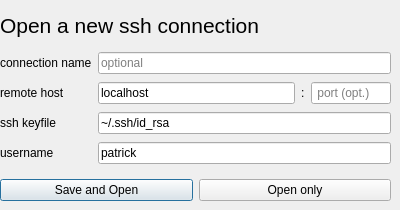
This is ui/connectiondialog.ui in pentix/qjournalctl as Qt 5 draws it before an edit. The edited form follows.
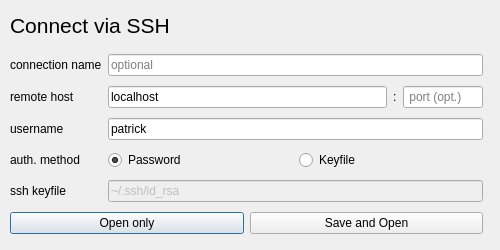
This is the edited form.

Commit message: ConnectionDialog: Restyled Connection Dialog to choose auth method

What changed in the file:
```diff
--- a/ui/connectiondialog.ui
+++ b/ui/connectiondialog.ui
@@ -6,8 +6,8 @@
    <rect>
     <x>0</x>
     <y>0</y>
-    <width>400</width>
-    <height>210</height>
+    <width>500</width>
+    <height>250</height>
    </rect>
   </property>
   <property name="sizePolicy">
@@ -18,14 +18,14 @@
   </property>
   <property name="minimumSize">
    <size>
-    <width>400</width>
-    <height>210</height>
+    <width>500</width>
+    <height>250</height>
    </size>
   </property>
   <property name="maximumSize">
    <size>
-    <width>400</width>
-    <height>210</height>
+    <width>500</width>
+    <height>250</height>
    </size>
   </property>
   <property name="windowTitle">
@@ -34,7 +34,7 @@
   <widget class="QLabel" name="title">
    <property name="geometry">
     <rect>
-     <x>0</x>
+     <x>10</x>
      <y>10</y>
      <width>391</width>
      <height>31</height>
@@ -46,29 +46,19 @@
     </font>
    </property>
    <property name="text">
-    <string>Open a new ssh connection</string>
+    <string>Connect via SSH</string>
    </property>
   </widget>
   <widget class="QWidget" name="gridLayoutWidget">
    <property name="geometry">
     <rect>
-     <x>0</x>
+     <x>10</x>
      <y>50</y>
-     <width>391</width>
-     <height>117</height>
+     <width>473</width>
+     <height>191</height>
     </rect>
    </property>
    <layout class="QGridLayout" name="gridLayout">
-    <item row="1" column="1">
-     <widget class="QLineEdit" name="hostnameLineEdit">
-      <property name="text">
-       <string>localhost</string>
-      </property>
-      <property name="placeholderText">
-       <string>ssh-styled hostname</string>
-      </property>
-     </widget>
-    </item>
     <item row="3" column="1" colspan="3">
      <widget class="QLineEdit" name="usernameLineEdit">
       <property name="text">
@@ -79,7 +69,59 @@
       </property>
      </widget>
     </item>
-    <item row="1" column="3">
+    <item row="1" column="0">
+     <widget class="QLabel" name="label_3">
+      <property name="text">
+       <string>connection name</string>
+      </property>
+     </widget>
+    </item>
+    <item row="3" column="0">
+     <widget class="QLabel" name="label_2">
+      <property name="text">
+       <string>username</string>
+      </property>
+     </widget>
+    </item>
+    <item row="6" column="0" colspan="4">
+     <layout class="QHBoxLayout" name="horizontalLayout">
+      <item>
+       <widget class="QPushButton" name="openButton">
+        <property name="text">
+         <string>Open only</string>
+        </property>
+       </widget>
+      </item>
+      <item>
+       <widget class="QPushButton" name="saveOpenButton">
+        <property name="text">
+         <string>Save and Open</string>
+        </property>
+       </widget>
+      </item>
+     </layout>
+    </item>
+    <item row="5" column="1" colspan="3">
+     <widget class="QLineEdit" name="keyfileLineEdit">
+      <property name="enabled">
+       <bool>false</bool>
+      </property>
+      <property name="text">
+       <string>~/.ssh/id_rsa</string>
+      </property>
+     </widget>
+    </item>
+    <item row="2" column="1">
+     <widget class="QLineEdit" name="hostnameLineEdit">
+      <property name="text">
+       <string>localhost</string>
+      </property>
+      <property name="placeholderText">
+       <string>ssh-styled hostname</string>
+      </property>
+     </widget>
+    </item>
+    <item row="2" column="3">
      <widget class="QLineEdit" name="portLineEdit">
       <property name="sizePolicy">
        <sizepolicy hsizetype="Fixed" vsizetype="Fixed">
@@ -98,7 +140,21 @@
       </property>
      </widget>
     </item>
-    <item row="1" column="2">
+    <item row="1" column="1" colspan="3">
+     <widget class="QLineEdit" name="connectionNameLineEdit">
+      <property name="placeholderText">
+       <string>optional</string>
+      </property>
+     </widget>
+    </item>
+    <item row="5" column="0">
+     <widget class="QLabel" name="label_5">
+      <property name="text">
+       <string>ssh keyfile</string>
+      </property>
+     </widget>
+    </item>
+    <item row="2" column="2">
      <widget class="QLabel" name="label_4">
       <property name="maximumSize">
        <size>
@@ -111,71 +167,38 @@
       </property>
      </widget>
     </item>
-    <item row="0" column="1" colspan="3">
-     <widget class="QLineEdit" name="connectionNameLineEdit">
-      <property name="placeholderText">
-       <string>optional</string>
-      </property>
-     </widget>
-    </item>
-    <item row="0" column="0">
-     <widget class="QLabel" name="label_3">
-      <property name="text">
-       <string>connection name</string>
-      </property>
-     </widget>
-    </item>
-    <item row="1" column="0">
+    <item row="2" column="0">
      <widget class="QLabel" name="label">
       <property name="text">
        <string>remote host</string>
       </property>
      </widget>
     </item>
-    <item row="3" column="0">
-     <widget class="QLabel" name="label_2">
-      <property name="text">
-       <string>username</string>
-      </property>
-     </widget>
+    <item row="4" column="1" colspan="3">
+     <layout class="QHBoxLayout" name="horizontalLayout_2">
+      <item>
+       <widget class="QRadioButton" name="authPasswordRadio">
+        <property name="text">
+         <string>Password</string>
+        </property>
+        <property name="checked">
+         <bool>true</bool>
+        </property>
+       </widget>
+      </item>
+      <item>
+       <widget class="QRadioButton" name="authKeyfileRadio">
+        <property name="text">
+         <string>Keyfile</string>
+        </property>
+       </widget>
+      </item>
+     </layout>
     </item>
-    <item row="2" column="0">
-     <widget class="QLabel" name="label_5">
+    <item row="4" column="0">
+     <widget class="QLabel" name="label_6">
       <property name="text">
-       <string>ssh keyfile</string>
-      </property>
-     </widget>
-    </item>
-    <item row="2" column="1" colspan="3">
-     <widget class="QLineEdit" name="lineEdit">
-      <property name="text">
-       <string>~/.ssh/id_rsa</string>
-      </property>
-     </widget>
-    </item>
-   </layout>
-  </widget>
-  <widget class="QWidget" name="horizontalLayoutWidget">
-   <property name="geometry">
-    <rect>
-     <x>0</x>
-     <y>170</y>
-     <width>391</width>
-     <height>41</height>
-    </rect>
-   </property>
-   <layout class="QHBoxLayout" name="horizontalLayout">
-    <item>
-     <widget class="QPushButton" name="saveOpenButton">
-      <property name="text">
-       <string>Save and Open</string>
-      </property>
-     </widget>
-    </item>
-    <item>
-     <widget class="QPushButton" name="openButton">
-      <property name="text">
-       <string>Open only</string>
+       <string>auth. method</string>
       </property>
      </widget>
     </item>
```
Left out of the diff: 2 changed lines with no effect on the pictures. The commit also changes 2 other files.
